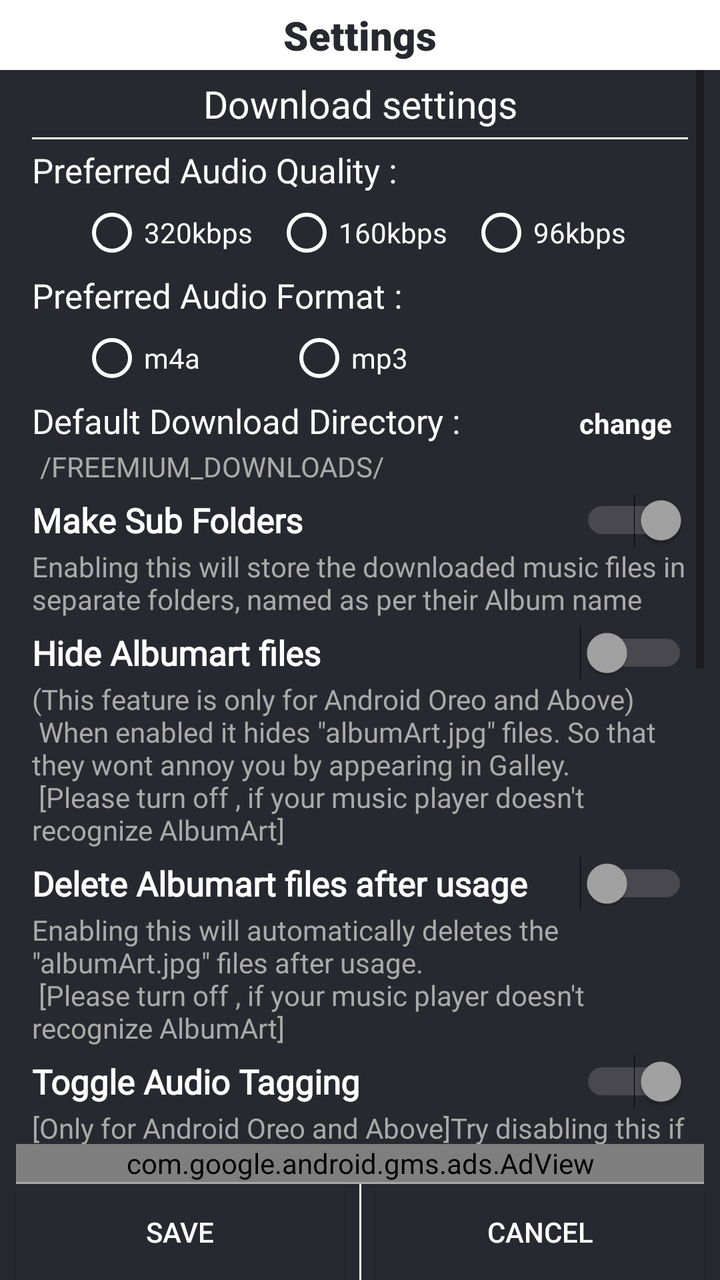
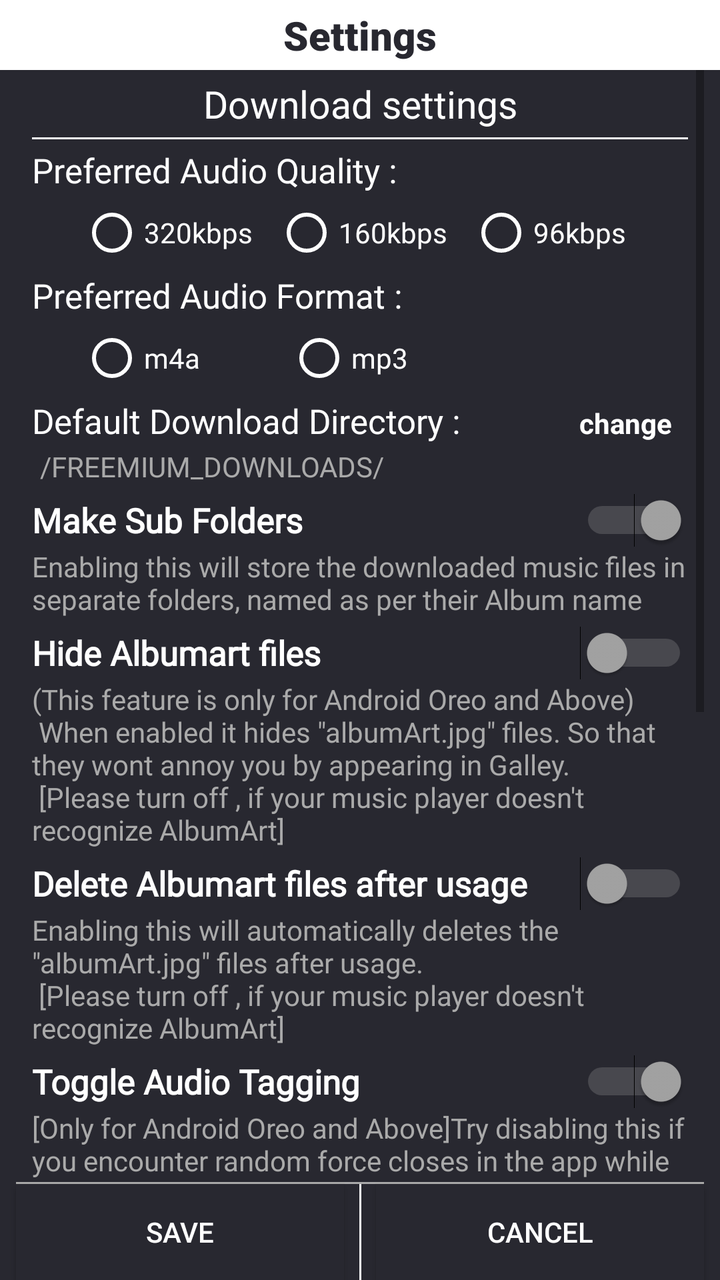

Two renders of the same Android screen: before a commit and after it. Below are the layout's source before the change and the commit's diff.
<!-- AndroidManifest.xml: application theme AppTheme.NoActionBar -->
<!-- res/layout/activity_settings__alb.xml -->
<?xml version="1.0" encoding="utf-8"?>
<androidx.constraintlayout.widget.ConstraintLayout xmlns:android="http://schemas.android.com/apk/res/android"
    xmlns:app="http://schemas.android.com/apk/res-auto"
    xmlns:tools="http://schemas.android.com/tools"
    android:layout_width="match_parent"
    android:layout_height="match_parent"
    android:background="@color/darkAccent"
    tools:context=".Settings_Alb">

    <TextView
        android:id="@+id/textView23"
        android:layout_width="0dp"
        android:layout_height="35dp"
        android:background="@android:color/white"
        android:fontFamily="sans-serif-black"
        android:gravity="center"
        android:text="Settings"
        android:textAlignment="center"
        android:textColor="@color/darkAccent"
        android:textSize="20sp"
        app:layout_constraintEnd_toEndOf="parent"
        app:layout_constraintStart_toStartOf="parent"
        app:layout_constraintTop_toTopOf="parent" />

    <ScrollView
        android:layout_width="0dp"
        android:layout_height="0dp"
        android:layout_marginStart="8dp"
        android:layout_marginEnd="8dp"
        app:layout_constraintBottom_toTopOf="@+id/adView_Settings"
        app:layout_constraintEnd_toEndOf="parent"
        app:layout_constraintStart_toStartOf="parent"
        app:layout_constraintTop_toBottomOf="@+id/textView23">

        <LinearLayout
            android:layout_width="match_parent"
            android:layout_height="wrap_content"
            android:layout_marginLeft="8dp"
            android:layout_marginRight="8dp"
            android:orientation="vertical">

            <TextView
                android:id="@+id/textView26"
                android:layout_width="match_parent"
                android:layout_height="wrap_content"
                android:layout_marginTop="4dp"
                android:fontFamily="@font/jockey_one"
                android:text="Download settings"
                android:textAlignment="center"
                android:textColor="@android:color/white"
                android:textSize="19sp" />

            <TextView
                android:id="@+id/textView27"
                android:layout_width="match_parent"
                android:layout_height="1dp"
                android:layout_marginTop="4dp"
                android:background="@android:color/white" />

            <TextView
                android:id="@+id/textView24"
                android:layout_width="wrap_content"
                android:layout_height="wrap_content"
                android:layout_marginTop="4dp"
                android:fontFamily="@font/roboto_bold"
                android:text="Preferred Audio Quality :"
                android:textColor="@android:color/white"
                android:textSize="17sp" />

            <RadioGroup
                android:id="@+id/rg_set_kbps"
                android:layout_width="match_parent"
                android:layout_height="wrap_content"
                android:layout_marginStart="8dp"
                android:layout_marginTop="4dp"
                android:layout_marginEnd="4dp"
                android:orientation="horizontal"
                android:paddingLeft="16dp"
                android:paddingRight="16dp">

                <RadioButton
                    android:id="@+id/set_320"
                    android:layout_width="wrap_content"
                    android:layout_height="wrap_content"
                    android:layout_weight="1"
                    android:buttonTint="@android:color/white"
                    android:fontFamily="@font/roboto_medium"
                    android:tag="320"
                    android:text="320kbps"
                    android:textColor="@android:color/white" />

                <RadioButton
                    android:id="@+id/set_160"
                    android:layout_width="wrap_content"
                    android:layout_height="wrap_content"
                    android:layout_weight="1"
                    android:buttonTint="@android:color/white"
                    android:fontFamily="@font/roboto_medium"
                    android:tag="160"
                    android:text="160kbps"
                    android:textColor="@android:color/white" />

                <RadioButton
                    android:id="@+id/set_96"
                    android:layout_width="wrap_content"
                    android:layout_height="wrap_content"
                    android:layout_weight="1"
                    android:buttonTint="@android:color/white"
                    android:fontFamily="@font/roboto_medium"
                    android:tag="96"
                    android:text="96kbps"
                    android:textColor="@android:color/white" />
            </RadioGroup>

            <TextView
                android:id="@+id/textView29"
                android:layout_width="wrap_content"
                android:layout_height="wrap_content"
                android:layout_marginTop="4dp"
                android:fontFamily="@font/roboto_bold"
                android:text="Preferred Audio Format :"
                android:textColor="@android:color/white"
                android:textSize="17sp" />

            <RadioGroup
                android:id="@+id/rg_set_format"
                android:layout_width="match_parent"
                android:layout_height="wrap_content"
                android:layout_marginStart="8dp"
                android:layout_marginTop="4dp"
                android:layout_marginEnd="8dp"
                android:orientation="horizontal"
                android:paddingLeft="16dp"
                android:weightSum="4">

                <RadioButton
                    android:id="@+id/set_m4a"
                    android:layout_width="wrap_content"
                    android:layout_height="wrap_content"
                    android:layout_weight="1"
                    android:buttonTint="@android:color/white"
                    android:fontFamily="@font/roboto_medium"
                    android:tag="m4a"
                    android:text="m4a"
                    android:textColor="@android:color/white" />

                <RadioButton
                    android:id="@+id/set_mp3"
                    android:layout_width="wrap_content"
                    android:layout_height="wrap_content"
                    android:layout_weight="1"
                    android:buttonTint="@android:color/white"
                    android:fontFamily="@font/roboto_medium"
                    android:tag="mp3"
                    android:text="mp3"
                    android:textColor="@android:color/white" />
            </RadioGroup>

            <LinearLayout
                android:layout_width="match_parent"
                android:layout_height="match_parent"
                android:orientation="horizontal">

                <TextView
                    android:id="@+id/textView89"
                    android:layout_width="wrap_content"
                    android:layout_height="wrap_content"
                    android:layout_marginTop="4dp"
                    android:fontFamily="@font/roboto_bold"
                    android:text="Default Download Directory :"
                    android:textColor="@android:color/white"
                    android:textSize="17sp" />

                <TextView
                    android:id="@+id/set_change_dir"
                    android:layout_width="wrap_content"
                    android:layout_height="wrap_content"
                    android:layout_marginTop="4dp"
                    android:layout_marginRight="8dp"
                    android:layout_weight="1"
                    android:text="change"
                    android:textAlignment="viewEnd"
                    android:textColor="@android:color/white"
                    android:textStyle="bold" />
            </LinearLayout>

            <TextView
                android:id="@+id/set_down_path"
                android:layout_width="match_parent"
                android:layout_height="wrap_content"
                android:layout_marginStart="4dp"
                android:layout_marginTop="2dp"
                android:fontFamily="@font/abel"
                android:text="/FREEMIUM_DOWNLOADS/"
                android:textColor="@android:color/darker_gray"
                android:textSize="14sp" />

            <Switch
                android:id="@+id/switch_sub_folders"
                android:layout_width="match_parent"
                android:layout_height="wrap_content"
                android:layout_marginTop="4dp"
                android:checked="true"
                android:fontFamily="@font/roboto_bold"
                android:shadowColor="@android:color/darker_gray"
                android:text="Make Sub Folders"
                android:textColor="@android:color/white"
                android:textColorLink="#FFFFFF"
                android:textSize="17sp"
                android:textStyle="bold"
                android:thumbTint="#A4A4A4"
                android:trackTint="#A4A4A4" />

            <TextView
                android:id="@+id/textView39"
                android:layout_width="match_parent"
                android:layout_height="wrap_content"
                android:fontFamily="@font/abel"
                android:text="@string/setting_subfolders"
                android:textColor="@android:color/darker_gray" />

            <Switch
                android:id="@+id/cb_hide_albumArt"
                android:layout_width="match_parent"
                android:layout_height="wrap_content"
                android:layout_marginTop="4dp"
                android:fontFamily="@font/roboto_bold"
                android:shadowColor="@android:color/darker_gray"
                android:text="Hide Albumart files"
                android:textColor="@android:color/white"
                android:textSize="17sp"
                android:textStyle="bold"
                android:thumbTint="#A4A4A4"
                android:trackTint="#A4A4A4" />

            <TextView
                android:id="@+id/textView32"
                android:layout_width="match_parent"
                android:layout_height="wrap_content"
                android:fontFamily="@font/abel"
                android:text="@string/albumart_settings_page"
                android:textColor="@android:color/darker_gray" />

            <Switch
                android:id="@+id/cb_delete_albumArt"
                android:layout_width="match_parent"
                android:layout_height="wrap_content"
                android:layout_marginTop="4dp"
                android:fontFamily="@font/roboto_bold"
                android:shadowColor="@android:color/darker_gray"
                android:text="Delete Albumart files after usage"
                android:textColor="@android:color/white"
                android:textSize="17sp"
                android:textStyle="bold"
                android:thumbTint="#A4A4A4"
                android:trackTint="#A4A4A4" />

            <TextView
                android:id="@+id/textVie2"
                android:layout_width="match_parent"
                android:layout_height="wrap_content"
                android:fontFamily="@font/abel"
                android:text="@string/delete_albumart_settings"
                android:textColor="@android:color/darker_gray" />

            <Switch
                android:id="@+id/switch_audio_tag"
                android:layout_width="match_parent"
                android:layout_height="wrap_content"
                android:layout_marginTop="4dp"
                android:checked="true"
                android:fontFamily="@font/roboto_bold"
                android:shadowColor="@android:color/darker_gray"
                android:text="Toggle Audio Tagging"
                android:textColor="@android:color/white"
                android:textSize="17sp"
                android:textStyle="bold"
                android:thumbTint="#A4A4A4"
                android:trackTint="#A4A4A4" />

            <TextView
                android:id="@+id/textView56"
                android:layout_width="match_parent"
                android:layout_height="wrap_content"
                android:fontFamily="@font/abel"
                android:text="@string/settings_audio_tagging"
                android:textColor="@android:color/darker_gray" />

            <TextView
                android:id="@+id/textVi2"
                android:layout_width="match_parent"
                android:layout_height="wrap_content"
                android:layout_marginTop="8dp"
                android:fontFamily="@font/jockey_one"
                android:text="FileName Preferences"
                android:textAlignment="center"
                android:textColor="@android:color/white"
                android:textSize="19sp" />

            <TextView
                android:id="@+id/textew27"
                android:layout_width="match_parent"
                android:layout_height="1dp"
                android:layout_marginTop="4dp"
                android:background="@android:color/white" />

            <TextView
                android:id="@+id/cur_fn_format"
                android:layout_width="match_parent"
                android:layout_height="wrap_content"
                android:layout_marginStart="4dp"
                android:layout_marginTop="2dp"
                android:fontFamily="@font/abel"
                android:text="SongName[AlbumName]_kbps.format"
                android:textColor="@android:color/white"
                android:textSize="17sp"
                android:textStyle="bold" />

            <Switch
                android:id="@+id/fn_pref_con_AlbumName"
                android:layout_width="match_parent"
                android:layout_height="wrap_content"
                android:layout_marginStart="4dp"
                android:checked="true"
                android:text="include AlbumName"
                android:textColor="@android:color/white"
                android:textSize="16sp"
                android:thumbTint="#A4A4A4"
                android:trackTint="#A4A4A4" />

            <Switch
                android:id="@+id/fn_pref_con_kbps"
                android:layout_width="match_parent"
                android:layout_height="wrap_content"
                android:layout_marginStart="4dp"
                android:checked="true"
                android:text="include Kbps"
                android:textColor="@android:color/white"
                android:textSize="16sp"
                android:thumbTint="#A4A4A4"
                android:trackTint="#A4A4A4" />

            <TextView
                android:id="@+id/extVi2"
                android:layout_width="match_parent"
                android:layout_height="wrap_content"
                android:layout_marginTop="8dp"
                android:fontFamily="@font/jockey_one"
                android:text="Streaming Settings"
                android:textAlignment="center"
                android:textColor="@android:color/white"
                android:textSize="19sp" />

            <TextView
                android:id="@+id/extew27"
                android:layout_width="match_parent"
                android:layout_height="1dp"
                android:layout_marginTop="4dp"
                android:background="@android:color/white" />

            <TextView
                android:id="@+id/textVw24"
                android:layout_width="wrap_content"
                android:layout_height="wrap_content"
                android:layout_marginTop="4dp"
                android:fontFamily="@font/roboto_bold"
                android:text="Preferred Streaming Quality :"
                android:textColor="@android:color/white"
                android:textSize="17sp" />

            <RadioGroup
                android:id="@+id/rg_set_strm_kbps"
                android:layout_width="match_parent"
                android:layout_height="wrap_content"
                android:layout_marginStart="8dp"
                android:layout_marginTop="4dp"
                android:layout_marginEnd="4dp"
                android:orientation="horizontal"
                android:paddingLeft="16dp"
                android:paddingRight="16dp">

                <RadioButton
                    android:id="@+id/set_strm_320"
                    android:layout_width="wrap_content"
                    android:layout_height="wrap_content"
                    android:layout_weight="1"
                    android:buttonTint="@android:color/white"
                    android:fontFamily="@font/roboto_medium"
                    android:tag="320"
                    android:text="320kbps"
                    android:textColor="@android:color/white" />

                <RadioButton
                    android:id="@+id/set_strm_160"
                    android:layout_width="wrap_content"
                    android:layout_height="wrap_content"
                    android:layout_weight="1"
                    android:buttonTint="@android:color/white"
                    android:fontFamily="@font/roboto_medium"
                    android:tag="160"
                    android:text="160kbps"
                    android:textColor="@android:color/white" />

                <RadioButton
                    android:id="@+id/set_strm_96"
                    android:layout_width="wrap_content"
                    android:layout_height="wrap_content"
                    android:layout_weight="1"
                    android:buttonTint="@android:color/white"
                    android:fontFamily="@font/roboto_medium"
                    android:tag="96"
                    android:text="96kbps"
                    android:textColor="@android:color/white" />
            </RadioGroup>

            <Switch
                android:id="@+id/switch_strm_lyrics"
                android:layout_width="match_parent"
                android:layout_height="wrap_content"
                android:layout_marginTop="4dp"
                android:checked="true"
                android:fontFamily="@font/roboto_bold"
                android:shadowColor="@android:color/darker_gray"
                android:text="Auto download lyrics"
                android:textColor="@android:color/white"
                android:textColorLink="#FFFFFF"
                android:textSize="17sp"
                android:textStyle="bold"
                android:thumbTint="#A4A4A4"
                android:trackTint="#A4A4A4" />

            <TextView
                android:id="@+id/textVie39"
                android:layout_width="match_parent"
                android:layout_height="wrap_content"
                android:fontFamily="@font/abel"
                android:text="@string/settings_lyrics_download"
                android:textColor="@android:color/darker_gray" />

            <Switch
                android:id="@+id/switch_strm_cache"
                android:layout_width="match_parent"
                android:layout_height="wrap_content"
                android:layout_marginTop="4dp"
                android:fontFamily="@font/roboto_bold"
                android:shadowColor="@android:color/darker_gray"
                android:text="Auto Caching"
                android:textColor="@android:color/white"
                android:textSize="17sp"
                android:textStyle="bold"
                android:thumbTint="#A4A4A4"
                android:trackTint="#A4A4A4" />

            <TextView
                android:id="@+id/textViw32"
                android:layout_width="match_parent"
                android:layout_height="wrap_content"
                android:layout_marginBottom="8dp"
                android:fontFamily="@font/abel"
                android:text="@string/settings_autochaching"
                android:textColor="@android:color/darker_gray" />


        </LinearLayout>
    </ScrollView>

    <TextView
        android:id="@+id/textView57"
        android:layout_width="1dp"
        android:layout_height="0dp"
        android:layout_marginStart="8dp"
        android:layout_marginEnd="8dp"
        android:background="@android:color/white"
        app:layout_constraintBottom_toBottomOf="parent"
        app:layout_constraintEnd_toEndOf="parent"
        app:layout_constraintStart_toStartOf="parent"
        app:layout_constraintTop_toTopOf="@+id/btn_cancel" />

    <Button
        android:id="@+id/btn_save"
        android:layout_width="0dp"
        android:layout_height="wrap_content"
        android:layout_marginStart="8dp"
        android:layout_marginEnd="8dp"
        android:background="@color/darkAccent"
        android:text="Save"
        android:textColor="@android:color/white"
        app:layout_constraintBottom_toBottomOf="parent"
        app:layout_constraintEnd_toStartOf="@+id/btn_cancel"
        app:layout_constraintHorizontal_bias="0.5"
        app:layout_constraintStart_toStartOf="parent" />

    <Button
        android:id="@+id/btn_cancel"
        android:layout_width="0dp"
        android:layout_height="wrap_content"
        android:layout_marginStart="8dp"
        android:layout_marginEnd="8dp"
        android:background="@color/darkAccent"
        android:text="cancel"
        android:textColor="@android:color/white"
        app:layout_constraintBottom_toBottomOf="parent"
        app:layout_constraintEnd_toEndOf="parent"
        app:layout_constraintHorizontal_bias="0.5"
        app:layout_constraintStart_toEndOf="@+id/btn_save" />

    <TextView
        android:id="@+id/textView40"
        android:layout_width="0dp"
        android:layout_height="1dp"
        android:layout_marginStart="8dp"
        android:layout_marginEnd="8dp"
        android:background="@android:color/darker_gray"
        app:layout_constraintBottom_toTopOf="@+id/textView57"
        app:layout_constraintEnd_toEndOf="parent"
        app:layout_constraintStart_toStartOf="parent" />

    <com.google.android.gms.ads.AdView xmlns:ads="http://schemas.android.com/apk/res-auto"
        android:id="@+id/adView_Settings"
        android:layout_width="0dp"
        android:layout_height="wrap_content"
        android:layout_alignParentBottom="true"
        android:layout_centerHorizontal="true"
        android:layout_marginStart="8dp"
        android:layout_marginEnd="8dp"
        android:visibility="visible"
        ads:adSize="SMART_BANNER"
        ads:adUnitId="@string/ad_more"
        ads:layout_constraintBottom_toTopOf="@+id/textView40"
        ads:layout_constraintEnd_toEndOf="parent"
        ads:layout_constraintStart_toStartOf="parent"></com.google.android.gms.ads.AdView>

</androidx.constraintlayout.widget.ConstraintLayout>
<!-- resources referenced by this layout -->
<resources>
  <color name="darkAccent">#282830</color>
  <string name="ad_more">ca-app-pub-3940256099942544/6300978111</string>
  <string name="albumart_settings_page">(This feature is only for Android Oreo and Above) \n
          When enabled it hides \"albumArt.jpg\" files. So that they wont annoy you by appearing in Galley. \n
          [Please turn off , if your music player doesn\'t recognize AlbumArt]</string>
  <string name="delete_albumart_settings">Enabling this will automatically deletes the \"albumArt.jpg\" files after usage. \n
      [Please turn off , if your music player doesn\'t recognize AlbumArt]</string>
  <string name="setting_subfolders">Enabling this will store the downloaded music files in separate folders,
      named as per their Album name</string>
  <string name="settings_audio_tagging">[Only for Android Oreo and Above]Try disabling this if you encounter random force closes in the app while downloading.</string>
  <string name="settings_autochaching">[Experimental]This will temporarily store the required audio data locally to reduce
          buffer time during the next playback. However, this might occupy some of your internal storage space. </string>
  <string name="settings_lyrics_download">Enabling this will save .lrc files when ever possible to reduce loading time for
          future playbacks.</string>
  <style name="AppTheme.NoActionBar">
          <item name="windowActionBar">false</item>
          <item name="windowNoTitle">true</item>
      </style>
</resources>

<!-- the commit's change to res/layout/activity_settings__alb.xml (unified diff, before → after) -->
@@ -33,6 +33,7 @@
         app:layout_constraintTop_toBottomOf="@+id/textView23">
 
         <LinearLayout
+            android:id="@+id/linearLayout3"
             android:layout_width="match_parent"
             android:layout_height="wrap_content"
             android:layout_marginLeft="8dp"
@@ -523,11 +524,21 @@
         android:layout_centerHorizontal="true"
         android:layout_marginStart="8dp"
         android:layout_marginEnd="8dp"
-        android:visibility="visible"
-        ads:adSize="SMART_BANNER"
-        ads:adUnitId="@string/ad_more"
-        ads:layout_constraintBottom_toTopOf="@+id/textView40"
+        android:layout_marginBottom="8dp"
+        android:visibility="gone"
+        ads:layout_constraintBottom_toTopOf="@+id/ad_layout_settings"
         ads:layout_constraintEnd_toEndOf="parent"
+        ads:layout_constraintHorizontal_bias="0.0"
         ads:layout_constraintStart_toStartOf="parent"></com.google.android.gms.ads.AdView>
 
+    <LinearLayout
+        android:id="@+id/ad_layout_settings"
+        android:layout_width="0dp"
+        android:layout_height="wrap_content"
+        android:orientation="vertical"
+        app:layout_constraintBottom_toTopOf="@+id/textView40"
+        app:layout_constraintEnd_toEndOf="parent"
+        app:layout_constraintHorizontal_bias="0.0"
+        app:layout_constraintStart_toStartOf="parent"></LinearLayout>
+
 </androidx.constraintlayout.widget.ConstraintLayout>
<!-- resource entries referenced after the edit -->
@@ -1,7 +1,6 @@
 <!-- resources referenced by this layout -->
 <resources>
   <color name="darkAccent">#282830</color>
-  <string name="ad_more">ca-app-pub-3940256099942544/6300978111</string>
   <string name="albumart_settings_page">(This feature is only for Android Oreo and Above) \n
           When enabled it hides \"albumArt.jpg\" files. So that they wont annoy you by appearing in Galley. \n
           [Please turn off , if your music player doesn\'t recognize AlbumArt]</string>
